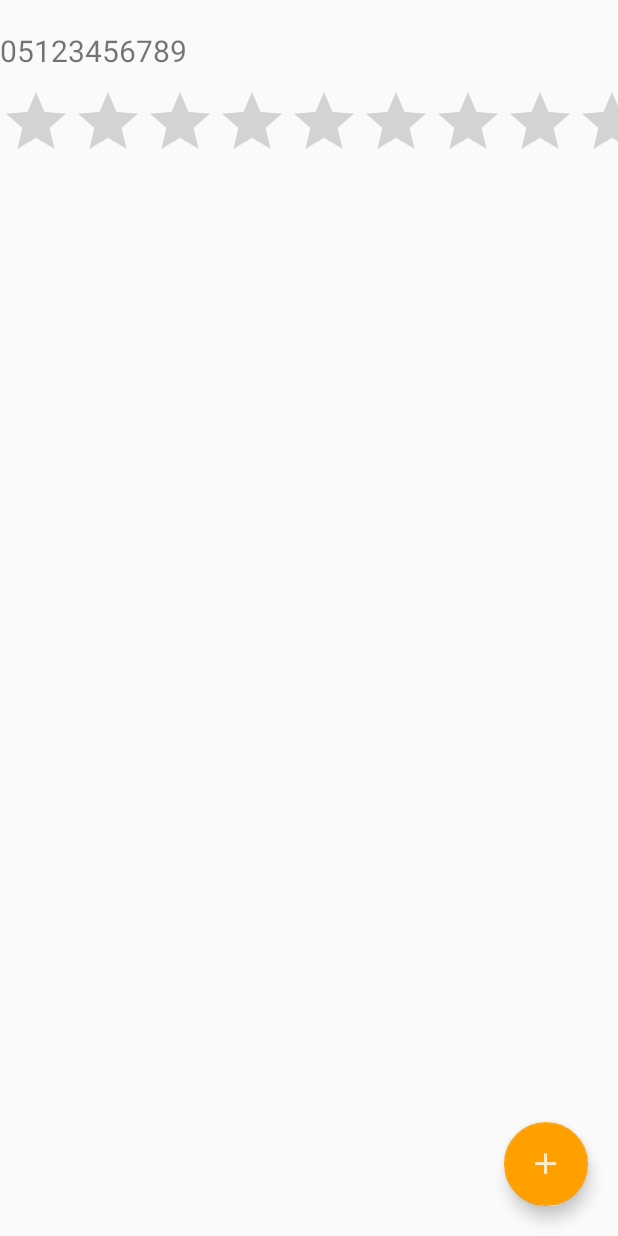
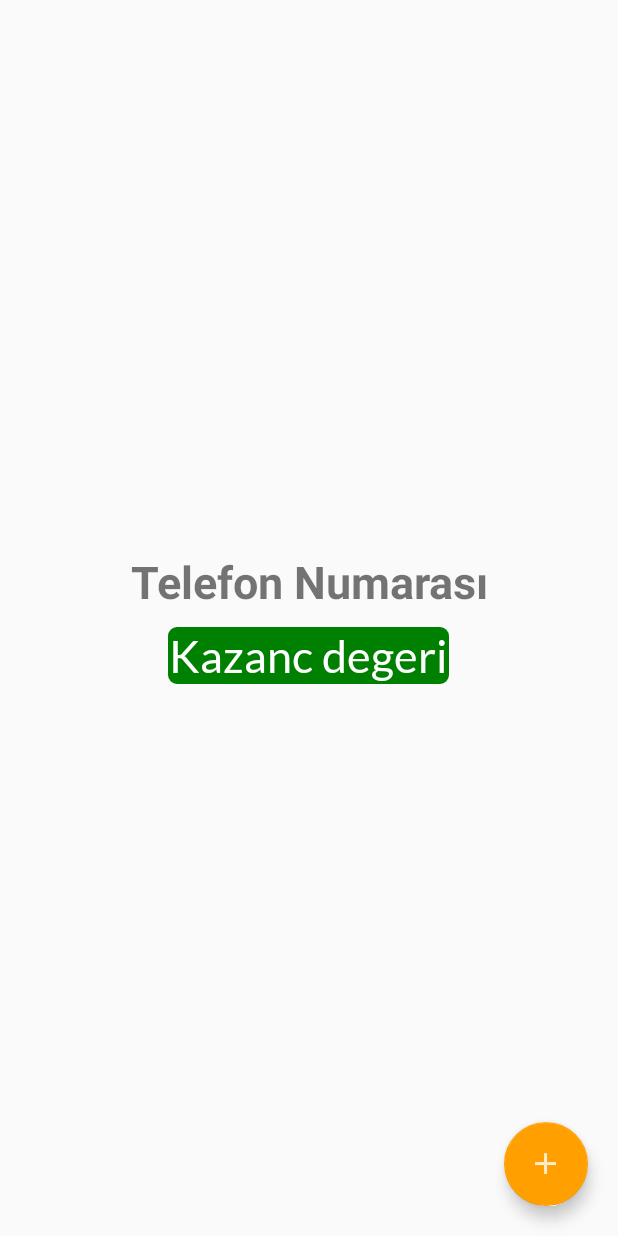
Before and after one commit to mhtkarakose/Grup22, an Android app: the layout activity_profile.xml on its own in the app's theme, with its tools: preview values and no code run, on a phone screen of 412 x 824 dp. Run offline under Robolectric (Android 15) with nearby library versions, the phone set to English and light mode, and no system bars; Roboto replaces fonts that are not available here.

Commit message:
Sondan bi önceki commit 2

```diff
--- /dev/null
+++ b/app/src/main/res/drawable/rounded_corner.xml
@@ -0,0 +1,16 @@
+<?xml version="1.0" encoding="utf-8"?>
+<shape xmlns:android="http://schemas.android.com/apk/res/android" >
+    <stroke
+        android:width="1dp"
+        android:color="@color/green" />
+
+    <solid android:color="@color/green" />
+
+    <padding
+        android:left="1dp"
+        android:right="1dp"
+        android:bottom="1dp"
+        android:top="1dp" />
+
+    <corners android:radius="5dp" />
+</shape>
--- /dev/null
+++ b/app/src/main/res/font/lato.xml
@@ -0,0 +1,7 @@
+<?xml version="1.0" encoding="utf-8"?>
+<font-family xmlns:app="http://schemas.android.com/apk/res-auto"
+        app:fontProviderAuthority="com.google.android.gms.fonts"
+        app:fontProviderPackage="com.google.android.gms"
+        app:fontProviderQuery="Lato"
+        app:fontProviderCerts="@array/com_google_android_gms_fonts_certs">
+</font-family>
--- a/app/src/main/res/layout/activity_profile.xml
+++ b/app/src/main/res/layout/activity_profile.xml
@@ -61,18 +61,33 @@
     <LinearLayout
         android:layout_width="match_parent"
         android:layout_height="match_parent"
-        android:layout_marginTop="20dp"
+        android:gravity="center"
         android:orientation="vertical">
         <TextView
             android:layout_width="wrap_content"
             android:layout_height="wrap_content"
             android:id="@+id/phoneNumber"
-            android:text="05123456789"
-            android:textSize="20sp"/>
-        <RatingBar
-            android:layout_width="match_parent"
+            android:layout_marginLeft="20dp"
+            android:layout_marginRight="20dp"
+            android:gravity="center"
+            android:textStyle="bold"
+            android:text="Telefon Numarası"
+            android:textSize="30sp"/>
+
+        <TextView
+            android:id="@+id/kazancText"
+            android:layout_width="wrap_content"
+            android:layout_marginLeft="20dp"
+            android:layout_marginRight="20dp"
+            android:layout_marginTop="10dp"
             android:layout_height="wrap_content"
-            android:layout_marginTop="10dp"
-            android:id="@+id/rating"/>
+            android:gravity="center"
+            android:fontFamily="@font/lato"
+            android:text="Kazanc degeri"
+        android:background="@drawable/rounded_corner"
+
+            android:textColor="@android:color/white"
+
+            android:textSize="30sp" />
     </LinearLayout>
 </RelativeLayout>
--- a/app/src/main/res/values/preloaded_fonts.xml
+++ b/app/src/main/res/values/preloaded_fonts.xml
@@ -1,6 +1,8 @@
 <?xml version="1.0" encoding="utf-8"?>
 <resources>
     <array name="preloaded_fonts" translatable="false">
+        <item>@font/lato</item>
+        <item>@font/lato_thin</item>
         <item>@font/roboto_medium</item>
         <item>@font/roboto_thin</item>
     </array>
```
Also changed, not shown: app/src/main/java/com/grup22/MainActivity.java (+5 -5 lines), app/src/main/java/com/grup22/ProfileActivity.java (+30 -2 lines), app/src/main/java/com/grup22/SignInActivity.java (+22 -0 lines), app/src/main/res/font/lato_thin.xml (added, +7 -0 lines).
